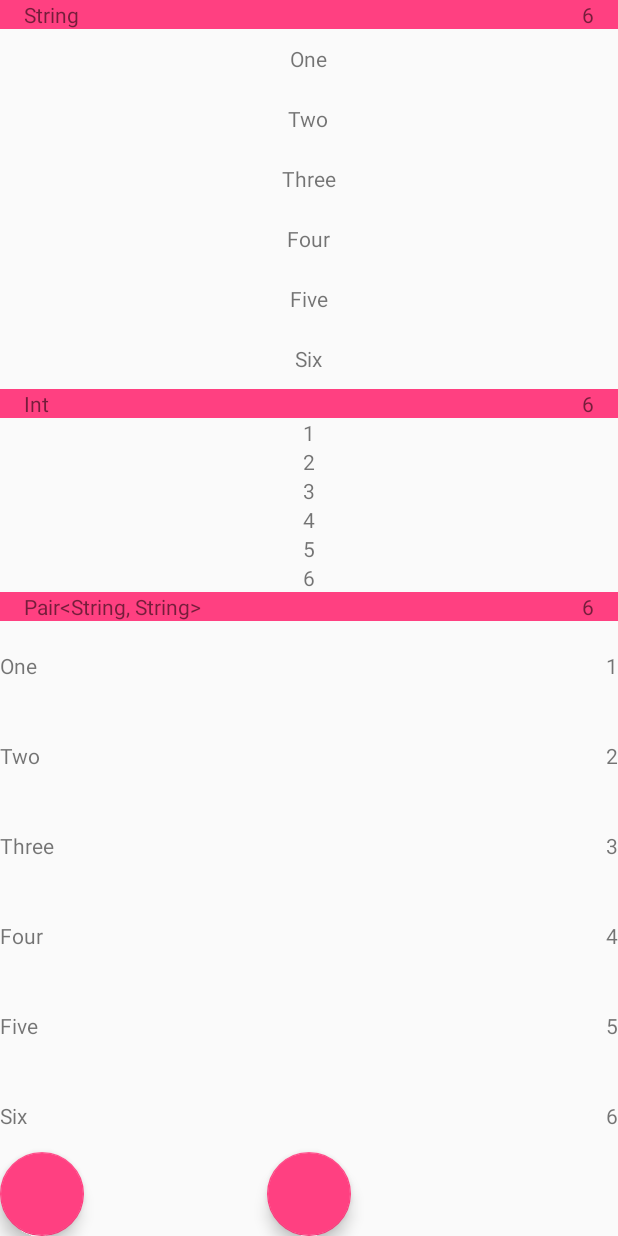
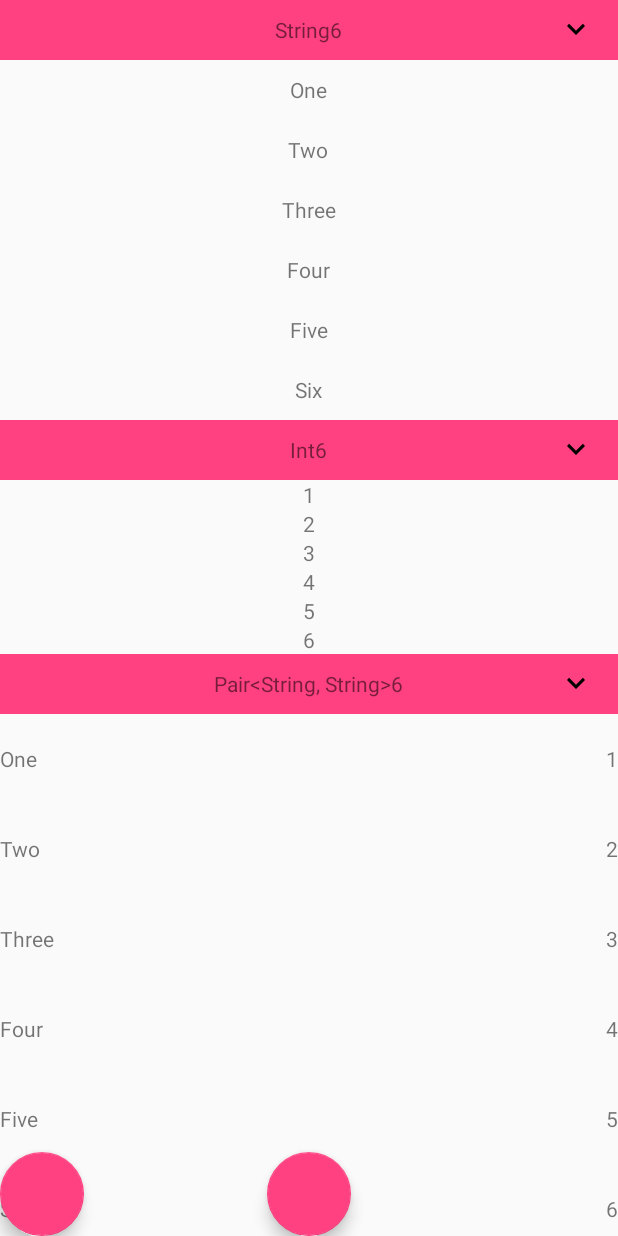
Before and after one commit to RyanAndroidTaylor/Rapido, an Android app: the screen it shows after launch (MultiViewHolderSampleActivity), on a phone screen of 412 x 824 dp. Run offline under Robolectric (Android 15) with nearby library versions, the phone set to English and light mode, and no system bars; our stand-ins replace CircleImageView; libraries missing offline, so code that uses them is left out: com.idescout.sql; 1 statement that could not run was skipped.

Commit message:
Added collapsible sections

```diff
--- a/app/build.gradle
+++ b/app/build.gradle
@@ -12,6 +12,7 @@ android {
         versionCode 1
         versionName "1.0"
         testInstrumentationRunner "android.support.test.runner.AndroidJUnitRunner"
+        vectorDrawables.useSupportLibrary = true
     }
     buildTypes {
         release {
--- a/app/src/main/java/com/dtp/samplemvp/reycler/MultiViewHolderSampleActivity.kt
+++ b/app/src/main/java/com/dtp/samplemvp/reycler/MultiViewHolderSampleActivity.kt
@@ -1,17 +1,19 @@
 package com.dtp.samplemvp.reycler
 
 import android.os.Bundle
+import android.support.v4.content.ContextCompat
 import android.support.v7.app.AppCompatActivity
 import android.support.v7.widget.LinearLayoutManager
 import android.support.v7.widget.RecyclerView
 import android.view.View
+import android.widget.ImageView
 import android.widget.TextView
 import com.dtp.samplemvp.R
 import com.izeni.rapidocommon.recycler.MultiViewHolderAdapter
-import com.izeni.rapidocommon.recycler.MultiViewHolderAdapter.SectionData
 import com.izeni.rapidocommon.recycler.MultiViewHolderAdapter.Section
-import com.izeni.rapidocommon.recycler.MultiViewHolderAdapter.ViewHolderData
-import com.izeni.rapidocommon.recycler.ViewHolder
+import com.izeni.rapidocommon.recycler.MultiViewHolderAdapter.SectionedViewHolderData
+import com.izeni.rapidocommon.recycler.SectionManager.SectionData
+import com.izeni.rapidocommon.recycler.SectionedViewHolder
 import com.izeni.rapidocommon.view.bind
 import com.izeni.rapidocommon.view.onClick
 import kotlinx.android.synthetic.main.activity_multi_view_holder_sample.*
@@ -44,24 +46,34 @@ class MultiViewHolderSampleActivity : AppCompatActivity() {
         val sectionOne = object : Section<String>(
                 0,
                 mutableListOf("One", "Two", "Three", "Four", "Five", "Six"),
-                ViewHolderData(R.layout.item_sample_one, { SampleViewHolderOne(it) }),
+                SectionedViewHolderData(R.layout.item_sample_one, { SampleViewHolderOne(it) }),
                 { type, item -> adapter?.removeItem(type, item) },
-                true) {}
+                hasHeader = true,
+                isCollapsible = true) {}
 
         val sectionTwo = object : Section<Int>(
                 1,
                 mutableListOf(1, 2, 3, 4, 5, 6),
-                ViewHolderData(R.layout.item_sample_two, { SampleViewHolderTwo(it) }),
-                { type, item -> adapter?.removeItem(type, item) }, true) {}
+                SectionedViewHolderData(R.layout.item_sample_two, { SampleViewHolderTwo(it) }),
+                { type, item -> adapter?.removeItem(type, item) },
+                hasHeader = true,
+                isCollapsible = true) {}
 
         val sectionThree = object : Section<Pair<String, String>>(
                 2,
                 mutableListOf("One" to "1", "Two" to "2", "Three" to "3", "Four" to "4", "Five" to "5", "Six" to "6"),
-                ViewHolderData(R.layout.item_sample_three, { SampleViewHolderThree(it) }),
+                SectionedViewHolderData(R.layout.item_sample_three, { SampleViewHolderThree(it) }),
                 { type, item -> adapter?.removeItem(type, item) },
-                true) {}
+                hasHeader = true,
+                isCollapsible = true) {}
 
-        adapter = SampleAdapter(listOf(sectionOne, sectionTwo, sectionThree))
+        adapter = SampleAdapter(listOf(sectionOne, sectionTwo, sectionThree),
+                                { isCollapsed, type ->
+                                    if (isCollapsed)
+                                        adapter?.expandSection(type)
+                                    else
+                                        adapter?.collapseSection(type)
+                                })
 
         recyclerView.layoutManager = LinearLayoutManager(this)
         recyclerView.adapter = adapter
@@ -77,15 +89,20 @@ class MultiViewHolderSampleActivity : AppCompatActivity() {
         return "Added"
     }
 
-    class SampleAdapter(sections: List<Section<*>>) :
-            MultiViewHolderAdapter(sections, ViewHolderData(R.layout.item_sample_section, { SectionViewHolder(it) }))
+    class SampleAdapter(sections: List<Section<*>>, val expand: (Boolean, Int) -> Unit) :
+            MultiViewHolderAdapter(sections,
+                                   SectionedViewHolderData(R.layout.item_sample_section, { SectionViewHolder(it, expand) }))
 
-    class SectionViewHolder(view: View) : ViewHolder<SectionData>(view) {
+    class SectionViewHolder(view: View, val expand: (Boolean, Int) -> Unit) : SectionedViewHolder<SectionData>(view) {
 
         val title by bind<TextView>(R.id.section_title)
         val count by bind<TextView>(R.id.section_item_count)
+        val chevron by bind<ImageView>(R.id.section_item_chevron)
 
         override fun bind(item: SectionData) {
+
+            chevron.onClick { expand(item.isCollapsed, item.type) }
+
             when (item.type) {
                 0 -> title.text = "String"
                 1 -> title.text = "Int"
@@ -93,10 +110,16 @@ class MultiViewHolderSampleActivity : AppCompatActivity() {
             }
 
             count.text = "${item.sectionCount}"
+
+            if (item.isCollapsed)
+                chevron.setImageDrawable(ContextCompat.getDrawable(itemView.context, R.drawable.ic_chevron_right))
+            else
+                chevron.setImageDrawable(ContextCompat.getDrawable(itemView.context, R.drawable.ic_chevron_down))
+
         }
     }
 
-    class SampleViewHolderOne(view: View) : ViewHolder<String>(view) {
+    class SampleViewHolderOne(view: View) : SectionedViewHolder<String>(view) {
 
         val text by bind<TextView>(R.id.sample_item_text)
 
@@ -107,7 +130,7 @@ class MultiViewHolderSampleActivity : AppCompatActivity() {
         }
     }
 
-    class SampleViewHolderTwo(view: View) : ViewHolder<Int>(view) {
+    class SampleViewHolderTwo(view: View) : SectionedViewHolder<Int>(view) {
 
         val text by bind<TextView>(R.id.sample_item_two_text)
 
@@ -118,7 +141,7 @@ class MultiViewHolderSampleActivity : AppCompatActivity() {
         }
     }
 
-    class SampleViewHolderThree(view: View) : ViewHolder<Pair<String, String>>(view) {
+    class SampleViewHolderThree(view: View) : SectionedViewHolder<Pair<String, String>>(view) {
 
         val textOne by bind<TextView>(R.id.item_sample_three_text_one)
         val textTwo by bind<TextView>(R.id.item_sample_three_text_two)
--- /dev/null
+++ b/app/src/main/res/drawable/ic_chevron_down.xml
@@ -0,0 +1,9 @@
+<vector xmlns:android="http://schemas.android.com/apk/res/android"
+        android:width="24dp"
+        android:height="24dp"
+        android:viewportWidth="24.0"
+        android:viewportHeight="24.0">
+    <path
+        android:fillColor="#FF000000"
+        android:pathData="M7.41,7.84L12,12.42l4.59,-4.58L18,9.25l-6,6 -6,-6z"/>
+</vector>
--- /dev/null
+++ b/app/src/main/res/drawable/ic_chevron_right.xml
@@ -0,0 +1,9 @@
+<vector xmlns:android="http://schemas.android.com/apk/res/android"
+        android:width="24dp"
+        android:height="24dp"
+        android:viewportWidth="24.0"
+        android:viewportHeight="24.0">
+    <path
+        android:fillColor="#FF000000"
+        android:pathData="M10,6L8.59,7.41 13.17,12l-4.58,4.59L10,18l6,-6z"/>
+</vector>
--- a/app/src/main/res/layout/item_sample_section.xml
+++ b/app/src/main/res/layout/item_sample_section.xml
@@ -1,9 +1,16 @@
 <?xml version="1.0" encoding="utf-8"?>
 <FrameLayout xmlns:android="http://schemas.android.com/apk/res/android"
              android:layout_width="match_parent"
-              android:layout_height="wrap_content"
+             android:layout_height="40dp"
+             xmlns:app="http://schemas.android.com/apk/res-auto"
              android:background="@color/colorAccent"
              android:orientation="vertical">
+
+    <LinearLayout
+        android:layout_width="wrap_content"
+        android:layout_height="wrap_content"
+        android:layout_gravity="center"
+        android:orientation="horizontal">
 
         <TextView
             android:id="@+id/section_title"
@@ -18,4 +25,13 @@
             android:layout_height="wrap_content"
             android:layout_marginEnd="16dp"
             android:layout_gravity="end|center_vertical"/>
+    </LinearLayout>
+
+    <ImageView
+        android:id="@+id/section_item_chevron"
+        android:layout_width="wrap_content"
+        android:layout_height="wrap_content"
+        android:layout_gravity="center_vertical|end"
+        android:layout_marginEnd="16dp"
+        app:srcCompat="@drawable/ic_chevron_down"/>
 </FrameLayout>
--- a/rapidocommon/src/main/java/com/izeni/rapidocommon/recycler/BaseAdapter.kt
+++ b/rapidocommon/src/main/java/com/izeni/rapidocommon/recycler/BaseAdapter.kt
@@ -5,13 +5,13 @@ import android.support.v7.widget.RecyclerView
 /**
  * Created by ner on 1/11/17.
  */
-abstract class BaseAdapter<T>(val items: MutableList<T>) : RecyclerView.Adapter<ViewHolder<T>>() {
+abstract class BaseAdapter<T>(val items: MutableList<T>) : RecyclerView.Adapter<SectionedViewHolder<T>>() {
 
     override fun getItemCount(): Int {
         return items.size
     }
 
-    override fun onBindViewHolder(holder: ViewHolder<T>, position: Int) {
+    override fun onBindViewHolder(holder: SectionedViewHolder<T>, position: Int) {
         holder.bind(items[position])
     }
 
--- a/rapidocommon/src/main/java/com/izeni/rapidocommon/recycler/ItemAdapter.kt
+++ b/rapidocommon/src/main/java/com/izeni/rapidocommon/recycler/ItemAdapter.kt
@@ -10,11 +10,11 @@ import com.izeni.rapidocommon.view.inflate
  */
 abstract class ItemAdapter<T>(items: MutableList<T>,
                               @IdRes val layoutId: Int,
-                              val viewHolder: (View) -> ViewHolder<T>) :
+                              val viewHolder: (View) -> SectionedViewHolder<T>) :
         BaseAdapter<T>(items) {
 
 
-    override fun onCreateViewHolder(parent: ViewGroup, viewType: Int): ViewHolder<T> {
+    override fun onCreateViewHolder(parent: ViewGroup, viewType: Int): SectionedViewHolder<T> {
         return viewHolder(parent.inflate(layoutId))
     }
 }
--- a/rapidocommon/src/main/java/com/izeni/rapidocommon/recycler/MultiViewHolderAdapter.kt
+++ b/rapidocommon/src/main/java/com/izeni/rapidocommon/recycler/MultiViewHolderAdapter.kt
@@ -5,11 +5,15 @@ import android.support.v7.widget.RecyclerView
 import android.view.View
 import android.view.ViewGroup
 import com.izeni.rapidocommon.view.inflate
+import com.izeni.rapidocommon.recycler.SectionManager.SectionData
 
 /**
  * Created by ner on 1/2/17.
  */
-abstract class MultiViewHolderAdapter(sections: List<Section<*>>, private val sectionHeader: ViewHolderData<SectionData>? = null) : RecyclerView.Adapter<ViewHolder<*>>() {
+abstract class MultiViewHolderAdapter(sections: List<Section<*>>,
+                                      private val sectionHeader: SectionedViewHolderData<SectionData>? = null,
+                                      onClick: ((Int, SectionData) -> Unit)? = null) :
+        RecyclerView.Adapter<SectionedViewHolder<*>>() {
 
     companion object {
         val HEADER = -112
@@ -19,21 +23,23 @@ abstract class MultiViewHolderAdapter(sections: List<Section<*>>, private val se
 
     init {
         if (sectionHeader == null && sectionManager.hasHeaders())
-            throw IllegalStateException("One of your sections has a header but there was no ViewHolderData passed for section headers")
+            throw IllegalStateException("One of your sections has a header but there was no SectionedViewHolderData passed for section headers")
+
+        sectionHeader?.onClick = onClick
     }
 
     override fun getItemViewType(position: Int): Int {
         return sectionManager.getViewHolderType(position)
     }
 
-    override fun onCreateViewHolder(parent: ViewGroup, viewType: Int): ViewHolder<*> {
+    override fun onCreateViewHolder(parent: ViewGroup, viewType: Int): SectionedViewHolder<*> {
         if (viewType == HEADER)
             return sectionHeader!!.createViewHolder(parent)
         else
             return sectionManager.createViewHolder(parent, viewType)
     }
 
-    override fun onBindViewHolder(holder: ViewHolder<*>, position: Int) {
+    override fun onBindViewHolder(holder: SectionedViewHolder<*>, position: Int) {
         val type = getItemViewType(position)
 
         if (type == HEADER)
@@ -43,6 +49,15 @@ abstract class MultiViewHolderAdapter(sections: List<Section<*>>, private val se
     }
 
     override fun getItemCount() = sectionManager.count
+
+    fun collapseSection(sectionType: Int) {
+        sectionManager.collapseSection(sectionType)
+    }
+
+    fun expandSection(sectionType: Int) {
+        sectionManager.expandSection(sectionType)
+    }
+
 
     fun addItem(sectionType: Int, item: Any) {
         sectionManager.addItem(sectionType, item)
@@ -60,38 +75,48 @@ abstract class MultiViewHolderAdapter(sections: List<Section<*>>, private val se
         sectionManager.removeItem(sectionType, item)
     }
 
+    class SectionedViewHolderData<T>(@LayoutRes val layoutId: Int, val viewHolder: (View) -> SectionedViewHolder<T>) {
+        var onClick: ((Int, T) -> Unit)? = null
+
+        fun createViewHolder(parent: ViewGroup): SectionedViewHolder<T> {
+            return viewHolder(parent.inflate(layoutId)).apply { this.onClick = this@SectionedViewHolderData.onClick }
+        }
+    }
+
     class ViewHolderData<T>(@LayoutRes val layoutId: Int, val viewHolder: (View) -> ViewHolder<T>) {
-        var onClick: ((Int, T) -> Unit)? = null
+        var onClick: ((T) -> Unit)? = null
 
         fun createViewHolder(parent: ViewGroup): ViewHolder<T> {
             return viewHolder(parent.inflate(layoutId)).apply { this.onClick = this@ViewHolderData.onClick }
         }
     }
 
-    class SectionData(val type: Int, val sectionCount: Int)
-
     @Suppress("UNCHECKED_CAST")
     abstract class Section<T>(val type: Int,
                               private val items: MutableList<T>,
-                              val viewHolderData: ViewHolderData<T>,
+                              val viewHolderData: SectionedViewHolderData<T>,
                               onClick: ((Int, T) -> Unit)? = null,
-                              val hasHeader: Boolean = false) {
+                              val hasHeader: Boolean = false,
+                              val isCollapsible: Boolean = false) {
 
         init {
             viewHolderData.onClick = onClick
         }
 
         val count: Int
-            get() = items.size
+            get() = if (isCollapsed) 0 else items.size
 
         val headerCount = if (hasHeader) 1 else 0
 
-        fun bind(viewHolder: ViewHolder<*>, position: Int) {
-            (viewHolder as ViewHolder<T>).bind(items[position])
+        var isCollapsed = false
+            set(value) { if (isCollapsible) field = value }
+
+        fun bind(viewHolder: SectionedViewHolder<*>, position: Int) {
+            (viewHolder as SectionedViewHolder<T>).bind(items[position])
         }
 
-        fun bindHeader(viewHolder: ViewHolder<*>) {
-            (viewHolder as ViewHolder<SectionData>).bind(SectionData(type, items.size))
+        fun bindHeader(viewHolder: SectionedViewHolder<*>) {
+            (viewHolder as SectionedViewHolder<SectionData>).bind(SectionData(type, items.size, isCollapsed))
         }
 
         fun addItem(item: Any) {
--- a/rapidocommon/src/main/java/com/izeni/rapidocommon/recycler/SectionManager.kt
+++ b/rapidocommon/src/main/java/com/izeni/rapidocommon/recycler/SectionManager.kt
@@ -59,7 +59,10 @@ class SectionManager(private val adapter: MultiViewHolderAdapter, private val se
 
             sectionSpans.put(section.type, SectionSpan(section.headerCount + offset, (section.count - 1) + section.headerCount + offset))
 
-            offset += section.count + section.headerCount
+            offset += section.headerCount
+
+            if (!section.isCollapsed)
+                offset += section.count
         }
     }
 
@@ -75,7 +78,7 @@ class SectionManager(private val adapter: MultiViewHolderAdapter, private val se
         return viewHolderType
     }
 
-    fun createViewHolder(parent: ViewGroup, sectionType: Int): ViewHolder<*> {
+    fun createViewHolder(parent: ViewGroup, sectionType: Int): SectionedViewHolder<*> {
         return getSectionForType(sectionType).viewHolderData.createViewHolder(parent)
     }
 
@@ -109,12 +112,34 @@ class SectionManager(private val adapter: MultiViewHolderAdapter, private val se
         return false
     }
 
-    fun bind(viewHolder: ViewHolder<*>, position: Int) {
+    fun bind(viewHolder: SectionedViewHolder<*>, position: Int) {
         getSectionForType(getSectionType(position)).bind(viewHolder, adjustPosition(position))
     }
 
-    fun bindHeader(viewHolder: ViewHolder<*>, position: Int) {
+    fun bindHeader(viewHolder: SectionedViewHolder<*>, position: Int) {
         getSectionForType(getHeaderSectionType(position)).bindHeader(viewHolder)
+    }
+
+    fun collapseSection(sectionType: Int) {
+        sections.firstOrNull { it.type == sectionType }?.isCollapsed = true
+
+            sectionSpans.get(sectionType)?.let {
+                updatePositions()
+
+//                adapter.notifyItemRangeChanged(it.start, it.end)
+                adapter.notifyDataSetChanged()
+            }
+    }
+
+    fun expandSection(sectionType: Int) {
+        sections.firstOrNull { it.type == sectionType }?.isCollapsed = false
+
+        sectionSpans.get(sectionType)?.let {
+            updatePositions()
+
+//            adapter.notifyItemRangeChanged(it.start, it.end)
+            adapter.notifyDataSetChanged()
+        }
     }
 
     fun addItem(sectionType: Int, item: Any) {
@@ -171,6 +196,8 @@ class SectionManager(private val adapter: MultiViewHolderAdapter, private val se
         }
     }
 
+    class SectionData(val type: Int, val sectionCount: Int, val isCollapsed: Boolean)
+
     private class SectionSpan(val start: Int, val end: Int) {
 
         val count: Int
--- a/rapidocommon/src/main/java/com/izeni/rapidocommon/recycler/ViewHolders.kt
+++ b/rapidocommon/src/main/java/com/izeni/rapidocommon/recycler/ViewHolders.kt
@@ -6,8 +6,14 @@ import android.view.View
 /**
  * Created by ner on 1/11/17.
  */
-abstract class ViewHolder<T>(view: View) : RecyclerView.ViewHolder(view) {
+abstract class SectionedViewHolder<T>(view: View) : RecyclerView.ViewHolder(view) {
     var onClick: ((Int, T) -> Unit)? = null
 
     abstract fun bind(item: T)
 }
+
+abstract class ViewHolder<T>(view: View) : RecyclerView.ViewHolder(view) {
+    var onClick: ((T) -> Unit)? = null
+
+    abstract fun bind(item: T)
+}
```
Lines whose indentation alone changed are shown as unchanged.
